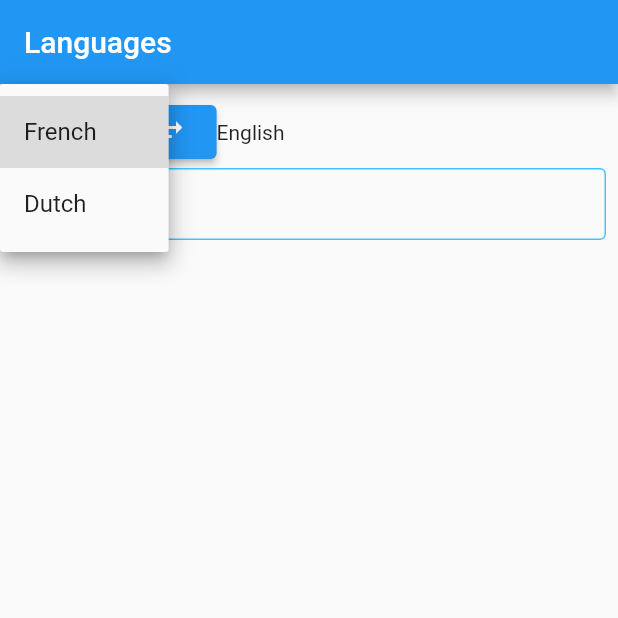
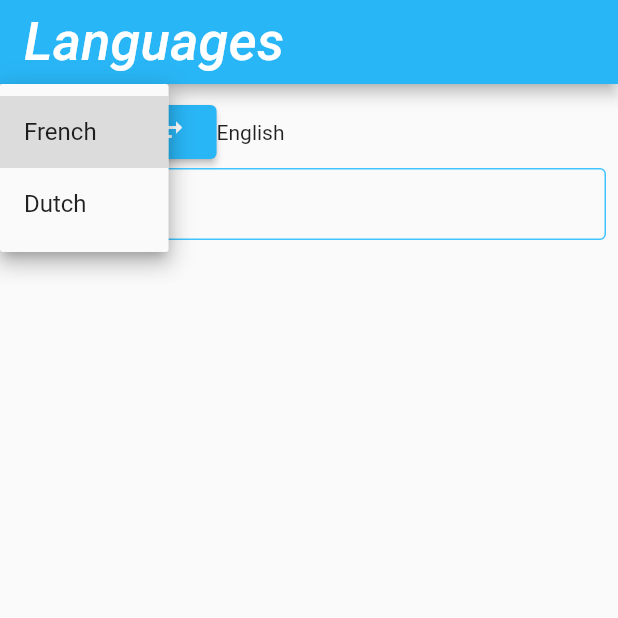
Before and after one commit to BRISINGR-01/Multilingual-dictionary, a Flutter app: the screen it shows after launch, after a tap on "French", on a phone screen of 412 x 824 dp, the top half of it. Run offline on Flutter 3.47's test engine with Material 2 defaults, Android fonts, the phone set to English and light mode, and no system bars; our stand-ins replace sqflite_common_ffi; accounts and stored records are empty; Roboto replaces fonts that are missing (Hind); project files that could hold a hidden picture were left out.

Commit message:
color scheme

```diff
--- a/lib/database.dart
+++ b/lib/database.dart
@@ -1,20 +1,33 @@
+import 'package:sqflite_common_ffi/sqflite_ffi.dart';
+
 class DatabaseHelper {
-  DatabaseHelper(String lang);
+  var _database;
 
-  Future<List<Map<String, Object?>>> search(String val, String lang, db) async {
+  DatabaseHelper.init(String lang) {
+    sqfliteFfiInit();
+
+    databaseFactoryFfi
+        .openDatabase(
+            'C:/Users/alexp/Desktop/VSC/multilingual_dictionary/databases/all Lang.sql')
+        .then((value) => _database = value);
+  }
+
+  Future<QueryResult> search(String val, String lang) async {
     if (val.isEmpty) return [];
 
-    var result = await db.rawQuery(
+    var result = await _database.rawQuery(
         'SELECT id, display FROM $lang WHERE word LIKE "$val%" LIMIT 30');
 
     return result.toList();
   }
 
-  getById(int id, String lang, db) async {
-    var result = await db.rawQuery('SELECT * FROM $lang WHERE id = $id');
+  getById(int id, String lang) async {
+    var result = await _database.rawQuery('SELECT * FROM $lang WHERE id = $id');
 
     return result.toList()[0];
   }
 
-  close(db) => db.close();
+  close() => _database.close();
 }
+
+typedef QueryResult = List<Map<String, Object?>>;
--- a/lib/main.dart
+++ b/lib/main.dart
@@ -2,7 +2,32 @@ import 'package:flutter/material.dart';
 import 'package:multilingual_dictionary/search.dart';
 
 void main() async {
-  runApp(const MaterialApp(
-    home: Search(),
+  runApp(MaterialApp(
+    home: const Search(),
+    theme: ThemeData(
+      colorScheme: ColorScheme(
+        brightness: Brightness.light,
+        primary: Colors.lightBlue.shade400,
+        onPrimary: Colors.white,
+        secondary: Colors.lightGreen,
+        onSecondary: Colors.black,
+        tertiary: const Color.fromARGB(255, 201, 143, 253),
+        onTertiary: Colors.white,
+        error: Colors.red,
+        onError: Colors.white,
+        background: Colors.grey.shade100,
+        onBackground: Colors.black,
+        surface: Colors.grey.shade200,
+        onSurface: Colors.black,
+      ),
+      textTheme: const TextTheme(
+        headline1: TextStyle(fontSize: 72.0, fontWeight: FontWeight.bold),
+        headline4: TextStyle(
+            fontSize: 52.0, fontWeight: FontWeight.bold, color: Colors.black),
+        headline6: TextStyle(
+            fontSize: 36.0, fontStyle: FontStyle.italic, color: Colors.grey),
+        bodyText2: TextStyle(fontSize: 14.0, fontFamily: 'Hind'),
+      ),
+    ),
   ));
 }
--- a/lib/search.dart
+++ b/lib/search.dart
@@ -1,10 +1,9 @@
 import 'package:flutter/material.dart';
 import 'package:multilingual_dictionary/database.dart';
 import 'package:multilingual_dictionary/displayWord.dart';
-import 'package:sqflite_common_ffi/sqflite_ffi.dart';
 
 class SearchState extends State<Search> {
-  DatabaseHelper databaseHelper = DatabaseHelper("Dutch");
+  DatabaseHelper databaseHelper = DatabaseHelper.init("Dutch");
 
   final List<String> _languages = ["French", "Dutch"];
   List<Map<String, Object?>> _items = [];
@@ -12,10 +11,9 @@ class SearchState extends State<Search> {
   String _querry = "";
   bool _modeToEnglish = true;
 
-  refetchList(language, db) async {
+  refetchList(language) async {
     if (_modeToEnglish) {
-      List<Map<String, Object?>> items =
-          await databaseHelper.search(_querry, language, db);
+      QueryResult items = await databaseHelper.search(_querry, language);
 
       setState(() {
         _items = items;
@@ -25,14 +23,6 @@ class SearchState extends State<Search> {
 
   @override
   Widget build(BuildContext context) {
-    sqfliteFfiInit();
-
-    var db;
-    databaseFactoryFfi
-        .openDatabase(
-            'C:/Users/alexp/Desktop/VSC/multilingual_dictionary/databases/all Lang.sql')
-        .then((value) => db = value);
-
     return Scaffold(
       appBar: AppBar(
         title: const Text('Languages'),
@@ -56,7 +46,7 @@ class SearchState extends State<Search> {
                       setState(() {
                         _language = val ?? "French";
                       });
-                      refetchList(val, db);
+                      refetchList(val);
                     }),
                 ElevatedButton(
                     onPressed: () => setState(() {
@@ -69,9 +59,10 @@ class SearchState extends State<Search> {
               ],
             ),
             TextField(
+              autofocus: true,
               onChanged: (value) async {
                 List<Map<String, Object?>> items =
-                    await databaseHelper.search(value, _language, db);
+                    await databaseHelper.search(value, _language);
                 setState(() {
                   _items = items;
                   _querry = value;
@@ -105,7 +96,7 @@ class SearchState extends State<Search> {
                       ),
                       onTap: () async {
                         Map wordData = await databaseHelper.getById(
-                            _items[index]["id"] as int, _language, db);
+                            _items[index]["id"] as int, _language);
 
                         if (!mounted) return;
 
```
Also changed, not shown: lib/displayWord.dart (+67 -11 lines).
